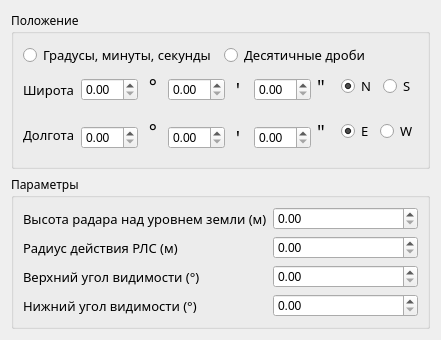
Old version of the form main/rls.ui in the repository Kirikus/Terrain_213.
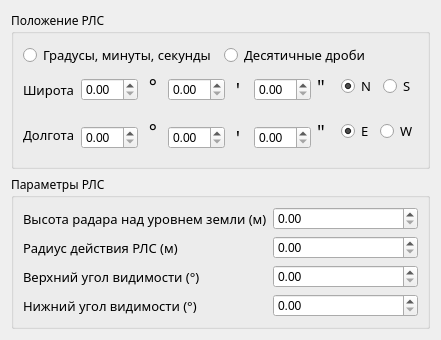
New version of the form.

Commit message: style(RLS): Rename elements

Patch:
```diff
--- a/main/rls.ui
+++ b/main/rls.ui
@@ -29,7 +29,7 @@
       </font>
      </property>
      <property name="title">
-      <string>Положение</string>
+      <string>Положение РЛС</string>
      </property>
      <layout class="QGridLayout" name="gridLayout_2">
       <item row="5" column="5" rowspan="3">
@@ -327,7 +327,7 @@
       </font>
      </property>
      <property name="title">
-      <string>Параметры</string>
+      <string>Параметры РЛС</string>
      </property>
      <layout class="QGridLayout" name="gridLayout_3">
       <item row="0" column="0">
```
Left out of the diff: 2 changed lines with no effect on the pictures.
